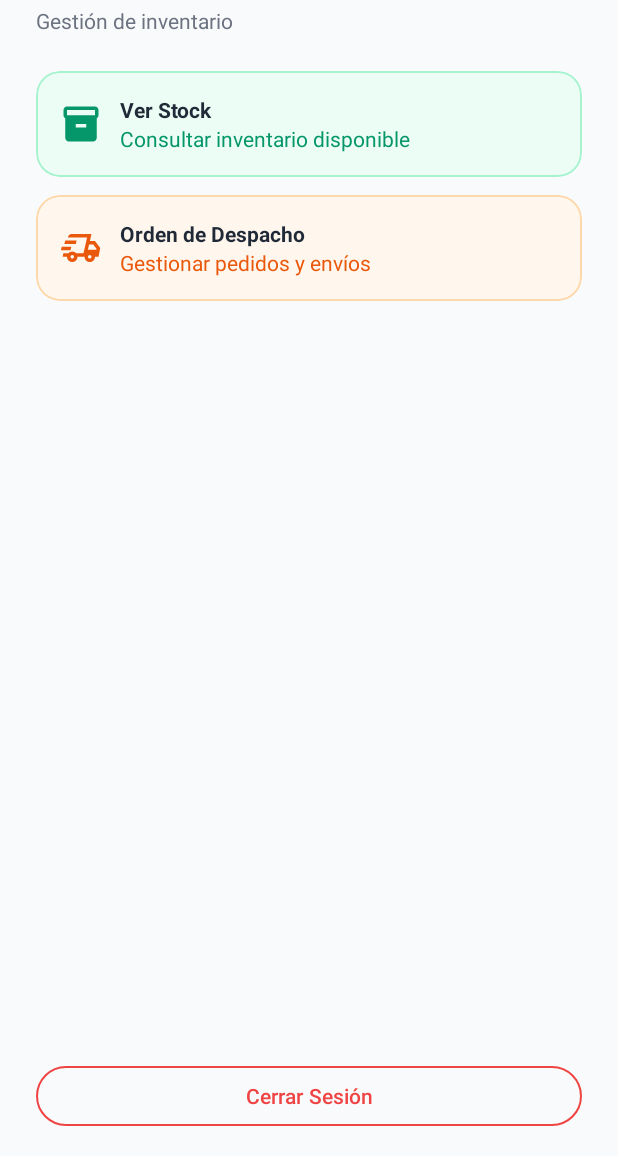
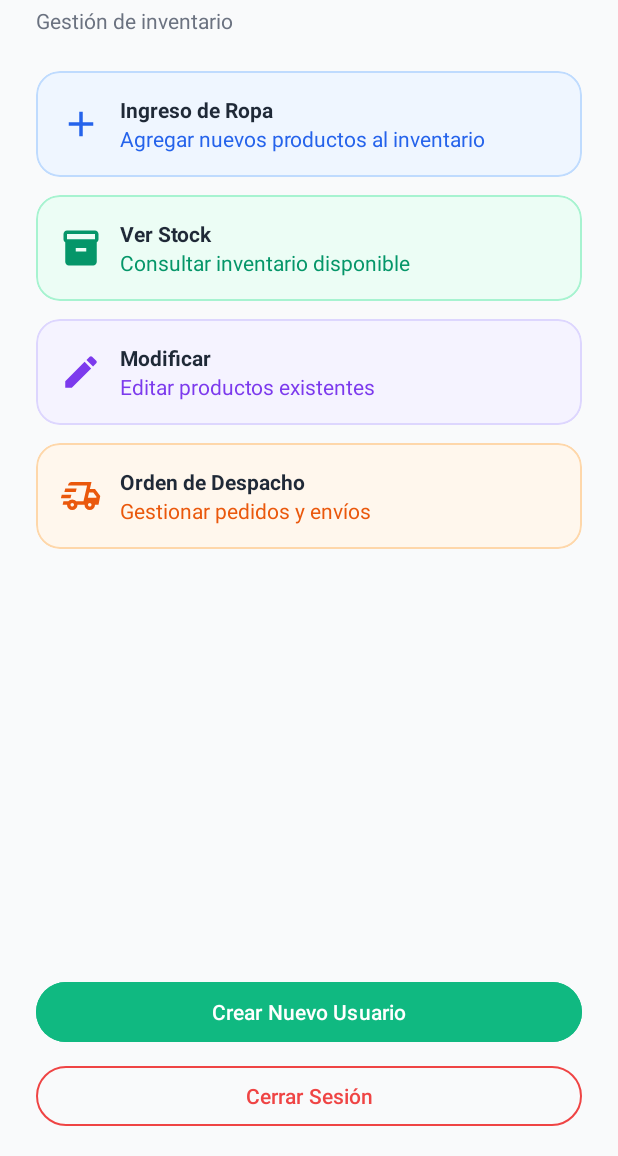
Before and after one commit to Start0k/StockFashion, an Android app: the menu screen opened directly, with no data from a screen before it, on a phone screen of 412 x 824 dp, the part 80-1236 px from its top. Run offline under Robolectric (Android 15) with nearby library versions, the phone set to English and light mode, and no system bars; our stand-ins replace Firebase (no records; nobody signed in at launch, a user with empty details on screens opened directly).

Commit message:
INICIO CAGON

```diff
--- a/app/src/main/java/com/example/stockfashion/Ingreso.java
+++ b/app/src/main/java/com/example/stockfashion/Ingreso.java
@@ -80,7 +80,7 @@ public class Ingreso extends AppCompatActivity {
 
     private void escucharCambiosProductos() {
         db.collection("productos")
-                .orderBy("nombre", Query.Direction.ASCENDING) // Opcional: ordenar alfabéticamente por nombre
+                .orderBy("nombre", Query.Direction.ASCENDING)
                 .addSnapshotListener((snapshots, e) -> {
 
                     if (e != null) {
--- a/app/src/main/java/com/example/stockfashion/LogActivity.java
+++ b/app/src/main/java/com/example/stockfashion/LogActivity.java
@@ -93,7 +93,7 @@ public class LogActivity extends AppCompatActivity {
                                         .addOnCompleteListener(tokenTask -> {
                                             if (tokenTask.isSuccessful()) {
 
-                                                String rol = "usuario"; // Rol por defecto si no se encuentra un claim.
+                                                String rol = "usuario";
                                                 if (tokenTask.getResult().getClaims().get("rol") != null) {
                                                     rol = tokenTask.getResult().getClaims().get("rol").toString();
                                                 }
--- a/app/src/main/java/com/example/stockfashion/Modificar.java
+++ b/app/src/main/java/com/example/stockfashion/Modificar.java
@@ -62,7 +62,7 @@ public class Modificar extends AppCompatActivity {
         adapter = new ProductoAdapter(listaFiltrada);
         rvProductos.setAdapter(adapter);
 
-        //  Listeners de búsqueda
+
         etSearch.addTextChangedListener(new TextWatcher() {
             @Override public void beforeTextChanged(CharSequence s, int start, int count, int after) { }
             @Override public void onTextChanged(CharSequence s, int start, int before, int count) {
--- a/app/src/main/java/com/example/stockfashion/menu.java
+++ b/app/src/main/java/com/example/stockfashion/menu.java
@@ -26,12 +26,11 @@ public class menu extends AppCompatActivity {
     @Override
     protected void onCreate(Bundle savedInstanceState) {
         super.onCreate(savedInstanceState);
-        setContentView(R.layout.activity_menu); // Esto carga el layout activity_menu.xml
+        setContentView(R.layout.activity_menu);
 
         mAuth = FirebaseAuth.getInstance();
 
-        // ======================= SECCIÓN CRÍTICA =======================
-        // Enlazar las vistas. Los IDs deben coincidir EXACTAMENTE con los de activity_menu.xml
+
         try {
             cardIngreso = findViewById(R.id.cardIngreso);
             cardStock = findViewById(R.id.cardStock);
@@ -41,11 +40,11 @@ public class menu extends AppCompatActivity {
             btnCerrarSesion = findViewById(R.id.btnCerrarSesion);
         } catch (Exception e) {
             Log.e(TAG, "Error al enlazar las vistas. Verifica los IDs en activity_menu.xml", e);
-            // Si hay un error aquí, la app crasheará más adelante. Este log ayuda a identificarlo.
+
         }
-        // ================================================================
 
-        // Configurar los clics
+
+
         configurarListeners();
 
         // Lógica de roles
@@ -64,7 +63,7 @@ public class menu extends AppCompatActivity {
     }
 
     private void configurarListeners() {
-        // Solo añade listeners si las vistas no son nulas para evitar otro crash
+
         if (cardIngreso != null) cardIngreso.setOnClickListener(v -> startActivity(new Intent(menu.this, Ingreso.class)));
         if (cardStock != null) cardStock.setOnClickListener(v -> startActivity(new Intent(menu.this, verStock.class)));
         if (btnCrearUsuario != null) btnCrearUsuario.setOnClickListener(v -> startActivity(new Intent(menu.this, RegActivity.class)));
@@ -90,9 +89,9 @@ public class menu extends AppCompatActivity {
             btnCrearUsuario.setVisibility(View.VISIBLE);
         } else { // Rol "usuario"
             Log.d(TAG, "Usuario es estándar. Ocultando opciones de administrador.");
-            cardIngreso.setVisibility(View.GONE);
-            cardModificar.setVisibility(View.GONE);
-            btnCrearUsuario.setVisibility(View.GONE);
+            cardIngreso.setVisibility(View.VISIBLE);
+            cardModificar.setVisibility(View.VISIBLE);
+            btnCrearUsuario.setVisibility(View.VISIBLE);
             cardStock.setVisibility(View.VISIBLE);
             cardDespacho.setVisibility(View.VISIBLE);
         }
--- a/app/src/main/res/layout/activity_menu.xml
+++ b/app/src/main/res/layout/activity_menu.xml
@@ -19,7 +19,7 @@
             android:orientation="vertical"
             android:padding="24dp">
 
-            <!-- Header -->
+
             <TextView
                 android:id="@+id/tvTitle"
                 android:layout_width="wrap_content"
@@ -36,14 +36,14 @@
                 android:textColor="#6B7280"
                 android:layout_marginTop="4dp"/>
 
-            <!-- Menú de tarjetas -->
+
             <LinearLayout
                 android:layout_width="match_parent"
                 android:layout_height="wrap_content"
                 android:orientation="vertical"
                 android:layout_marginTop="24dp">
 
-                <!-- Ingreso de Ropa -->
+
                 <com.google.android.material.card.MaterialCardView
                     android:id="@+id/cardIngreso"
                     android:layout_width="match_parent"
@@ -91,7 +91,7 @@
                     </LinearLayout>
                 </com.google.android.material.card.MaterialCardView>
 
-                <!-- Ver Stock -->
+
                 <com.google.android.material.card.MaterialCardView
                     android:id="@+id/cardStock"
                     android:layout_width="match_parent"
@@ -139,7 +139,7 @@
                     </LinearLayout>
                 </com.google.android.material.card.MaterialCardView>
 
-                <!-- Modificar -->
+
                 <com.google.android.material.card.MaterialCardView
                     android:id="@+id/cardModificar"
                     android:layout_width="match_parent"
@@ -187,7 +187,7 @@
                     </LinearLayout>
                 </com.google.android.material.card.MaterialCardView>
 
-                <!-- Orden de Despacho -->
+
                 <com.google.android.material.card.MaterialCardView
                     android:id="@+id/cardDespacho"
                     android:layout_width="match_parent"
@@ -234,14 +234,14 @@
                     </LinearLayout>
                 </com.google.android.material.card.MaterialCardView>
 
-            </LinearLayout> <!-- Fin del LinearLayout de las tarjetas -->
+            </LinearLayout>
 
-        </LinearLayout> <!-- Fin del LinearLayout del contenido principal -->
+        </LinearLayout>
 
-    </ScrollView> <!-- Fin del ScrollView -->
+    </ScrollView>
 
 
-    <!-- ====== BOTONES AÑADIDOS FUERA DEL SCROLLVIEW ====== -->
+
     <LinearLayout
         android:layout_width="match_parent"
         android:layout_height="wrap_content"
@@ -252,7 +252,6 @@
         android:paddingTop="8dp"
         android:background="#F9FAFB">
 
-        <!-- Botón visible solo para administradores -->
         <Button
             android:id="@+id/btnCrearUsuario"
             android:layout_width="match_parent"
@@ -263,7 +262,7 @@
             android:visibility="gone"
             tools:visibility="visible" />
 
-        <!-- Botón de Cerrar Sesión -->
+
         <Button
             android:id="@+id/btnCerrarSesion"
             style="@style/Widget.Material3.Button.OutlinedButton"
--- a/app/src/main/res/layout/item_producto.xml
+++ b/app/src/main/res/layout/item_producto.xml
@@ -6,7 +6,7 @@
     android:orientation="vertical"
     android:padding="16dp"
     android:layout_margin="8dp"
-    android:background="@drawable/item_background"> <!-- Opcional: para un fondo bonito -->
+    android:background="@drawable/item_background">
 
     <TextView
         android:id="@+id/textViewNombre"
--- a/app/src/main/res/layout/item_producto_gestion.xml
+++ b/app/src/main/res/layout/item_producto_gestion.xml
@@ -14,7 +14,7 @@
         android:orientation="vertical"
         android:padding="12dp">
 
-        <!-- Sección de Información del Producto -->
+
         <LinearLayout
             android:layout_width="match_parent"
             android:layout_height="wrap_content"
@@ -56,7 +56,7 @@
 
         </LinearLayout>
 
-        <!-- Separador y Botones de Acción -->
+
         <View
             android:layout_width="match_parent"
             android:layout_height="1dp"
```
Also changed, not shown: app/src/main/java/com/example/stockfashion/RegActivity.java (+11 -16 lines), app/src/main/res/layout/activity_ingreso.xml (+4 -4 lines), app/src/main/res/layout/activity_reg.xml (+8 -10 lines), app/src/main/res/layout/activity_ver_stock.xml (+5 -7 lines), app/src/main/res/layout/log_activity.xml (+6 -6 lines).
